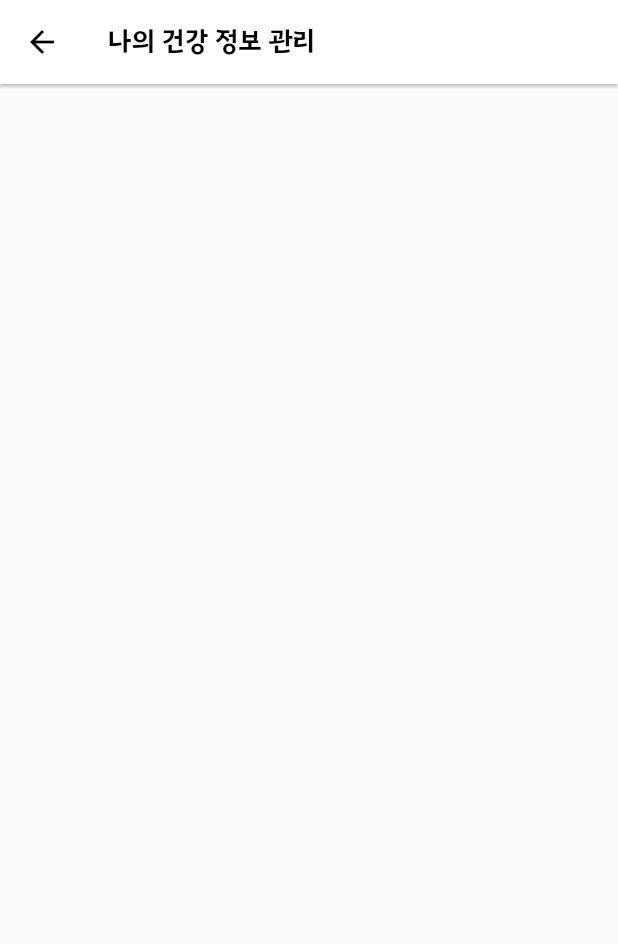
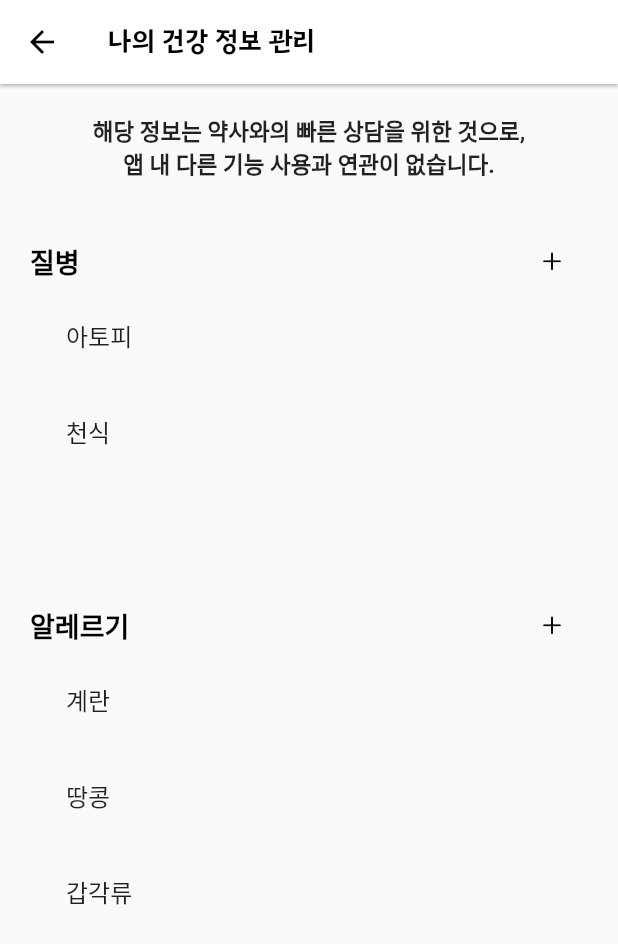
Before and after one commit to Dongguk-Univ-Drugs/pillology, a Flutter app: the screen it shows after launch, item 4 of the bottom bar chosen, after a tap on "나의 건강 정보 관리", on a phone screen of 412 x 824 dp. Shown: the top 944 px of the screen. Run offline on Flutter 3.47's test engine with Material 2 defaults, Android fonts, the phone set to English and light mode, and no system bars; our stand-ins replace camera, dotted_border, flutter_datetime_picker, flutter_switch, image_picker, table_calendar; missing offline and left inert: flutter_barcode_scanner, imagebutton; statements that could not run were skipped.

Commit message:
select options UI

```diff
--- a/pill/lib/components/body/calendar/calendar_main.dart
+++ b/pill/lib/components/body/calendar/calendar_main.dart
@@ -118,7 +118,7 @@ class _CalendarPageState extends State<CalendarPage>
                       normalEnd: "",
                       color: colorThemeGreen),
                   IconButton(
-                      icon: Image.asset('assets/icons/settings-outline.png'),
+                      icon: Image.asset('assets/icons/add-outline.png'),
                       iconSize: 20,
                       onPressed: () {
                         addPillDetail(context);
--- a/pill/lib/components/body/personal/personal_health_info.dart
+++ b/pill/lib/components/body/personal/personal_health_info.dart
@@ -1,5 +1,7 @@
 import 'package:flutter/material.dart';
 import 'package:pill/components/header/header.dart';
+import 'package:pill/utility/box_decoration.dart';
+import 'package:pill/utility/palette.dart';
 import 'package:pill/utility/textify.dart';
 
 class PersonalHealthInfoPage extends StatefulWidget {
@@ -8,11 +10,109 @@ class PersonalHealthInfoPage extends StatefulWidget {
 }
 
 class _PersonalHealthInfoPageState extends State<PersonalHealthInfoPage> {
+  List _personalDiseaseList;
+  List _personalAllergyList;
+  @override
+  void initState() {
+    super.initState();
+    _personalDiseaseList = ['아토피', '천식'];
+    _personalAllergyList = ['계란', '땅콩', '갑각류'];
+  }
+
   @override
   Widget build(BuildContext context) {
     return Scaffold(
       appBar: customHeader(makeAppTitle("나의 건강 정보 관리")),
-      body: Center(),
+      body: Container(
+          padding: EdgeInsets.symmetric(vertical: 20.0, horizontal: 20.0),
+          child: Column(
+            mainAxisAlignment: MainAxisAlignment.center,
+            children: [
+              Expanded(
+                flex: 1,
+                child: Text(
+                    "해당 정보는 약사와의 빠른 상담을 위한 것으로,\n앱 내 다른 기능 사용과 연관이 없습니다.",
+                    style:
+                        TextStyle(fontSize: 15.0, fontWeight: FontWeight.bold),
+                    textAlign: TextAlign.center),
+              ),
+              Expanded(
+                flex: 3,
+                child: Column(
+                  children: [
+                    Expanded(
+                        flex: 1,
+                        child: Row(
+                          mainAxisAlignment: MainAxisAlignment.spaceBetween,
+                          crossAxisAlignment: CrossAxisAlignment.center,
+                          children: [
+                            makeBoldTitle(
+                                title: '질병', size: 18.0, color: Colors.black),
+                            IconButton(
+                                icon:
+                                    Image.asset('assets/icons/add-outline.png'),
+                                iconSize: 20,
+                                onPressed: () {})
+                          ],
+                        )),
+                    Expanded(flex: 6, child: _diseaseList())
+                  ],
+                ),
+              ),
+              Expanded(
+                flex: 3,
+                child: Column(
+                  children: [
+                    Expanded(
+                        flex: 1,
+                        child: Row(
+                          mainAxisAlignment: MainAxisAlignment.spaceBetween,
+                          crossAxisAlignment: CrossAxisAlignment.center,
+                          children: [
+                            makeBoldTitle(
+                                title: '알레르기', size: 18.0, color: Colors.black),
+                            IconButton(
+                                icon:
+                                    Image.asset('assets/icons/add-outline.png'),
+                                iconSize: 20,
+                                onPressed: () {})
+                          ],
+                        )),
+                    Expanded(flex: 6, child: _allergyList())
+                  ],
+                ),
+              ),
+              Expanded(flex: 2, child: SizedBox())
+            ],
+          )),
+    );
+  }
+
+  Widget _diseaseList() {
+    return ListView(
+      children: _personalDiseaseList
+          .map((diseaseName) => Container(
+                margin:
+                    const EdgeInsets.symmetric(horizontal: 8.0, vertical: 4.0),
+                child: ListTile(
+                  title: Text(diseaseName.toString()),
+                ),
+              ))
+          .toList(),
+    );
+  }
+
+  Widget _allergyList() {
+    return ListView(
+      children: _personalAllergyList
+          .map((allergyName) => Container(
+                margin:
+                    const EdgeInsets.symmetric(horizontal: 8.0, vertical: 4.0),
+                child: ListTile(
+                  title: Text(allergyName.toString()),
+                ),
+              ))
+          .toList(),
     );
   }
 }
--- a/pill/lib/components/body/personal/personal_main.dart
+++ b/pill/lib/components/body/personal/personal_main.dart
@@ -3,6 +3,7 @@ import 'dart:io';
 import 'package:flutter/material.dart';
 import 'package:image_picker/image_picker.dart';
 import 'package:pill/components/body/personal/personal_health_info.dart';
+import 'package:pill/components/body/personal/question.dart';
 import 'package:pill/utility/box_decoration.dart';
 import 'package:pill/utility/palette.dart';
 import 'package:pill/utility/textify.dart';
@@ -15,9 +16,11 @@ class PersonalInfoPage extends StatefulWidget {
 class _PersonalInfoPageState extends State<PersonalInfoPage> {
   File _image;
   final picker = ImagePicker();
-
+  List _bookmarkCategory;
   @override
-  void initState() {}
+  void initState() {
+    _bookmarkCategory = ['약 이야기', '약품'];
+  }
 
   Future _imgFromCamera() async {
     final pickedFile = await picker.getImage(source: ImageSource.camera);
@@ -54,6 +57,15 @@ class _PersonalInfoPageState extends State<PersonalInfoPage> {
                   flex: 5,
                   child: bookmark(context),
                 ),
+                Expanded(
+                  flex: 1,
+                    child: TextButton(
+                  onPressed: () => Navigator.of(context).push(MaterialPageRoute(
+                      builder: (context) => QuestionPage())),
+                  child: Text("문의하기",
+                      style: TextStyle(
+                          fontWeight: FontWeight.bold, color: Colors.black)),
+                )),
               ],
             )));
   }
@@ -135,10 +147,46 @@ class _PersonalInfoPageState extends State<PersonalInfoPage> {
 
   Container bookmark(BuildContext context) {
     return Container(
-        padding: EdgeInsets.symmetric(vertical: 15.0, horizontal: 20.0),
+        padding: EdgeInsets.symmetric(vertical: 50.0, horizontal: 20.0),
         child: Column(
-          children: [Expanded(child: Text("북마크"))],
+          mainAxisAlignment: MainAxisAlignment.center,
+          children: [
+            Expanded(
+              flex: 3,
+              child: Column(
+                children: [
+                  Expanded(
+                      flex: 1,
+                      child: Row(
+                        mainAxisAlignment: MainAxisAlignment.spaceBetween,
+                        crossAxisAlignment: CrossAxisAlignment.center,
+                        children: [
+                          makeBoldTitle(
+                              title: '북마크', size: 18.0, color: Colors.black),
+                        ],
+                      )),
+                  Expanded(flex: 6, child: _bookmarkCategories())
+                ],
+              ),
+            ),
+            Expanded(flex: 2, child: SizedBox())
+          ],
         ));
+  }
+
+  Widget _bookmarkCategories() {
+    return ListView(
+      children: _bookmarkCategory
+          .map((diseaseName) => Container(
+                margin:
+                    const EdgeInsets.symmetric(horizontal: 8.0, vertical: 4.0),
+                child: ListTile(
+                  title: Text(diseaseName.toString()),
+                  onTap: () => null,
+                ),
+              ))
+          .toList(),
+    );
   }
 
   Widget buildBottomSheet(BuildContext context) {
--- /dev/null
+++ b/pill/lib/components/body/personal/question.dart
@@ -0,0 +1,24 @@
+import 'package:flutter/material.dart';
+import 'package:pill/components/header/header.dart';
+import 'package:pill/utility/textify.dart';
+
+class QuestionPage extends StatefulWidget {
+  @override
+  _QuestionPageState createState() => _QuestionPageState();
+}
+
+class _QuestionPageState extends State<QuestionPage> {
+  @override
+  void initState() {
+    super.initState();
+  }
+
+  @override
+  Widget build(BuildContext context) {
+    return Scaffold(
+        appBar: customHeader(makeAppTitle("문의하기")),
+        body: Center(
+          child: Text("문의하기"),
+        ));
+  }
+}
```
Also changed, not shown: pill/assets/icons/add-outline.png (added).
